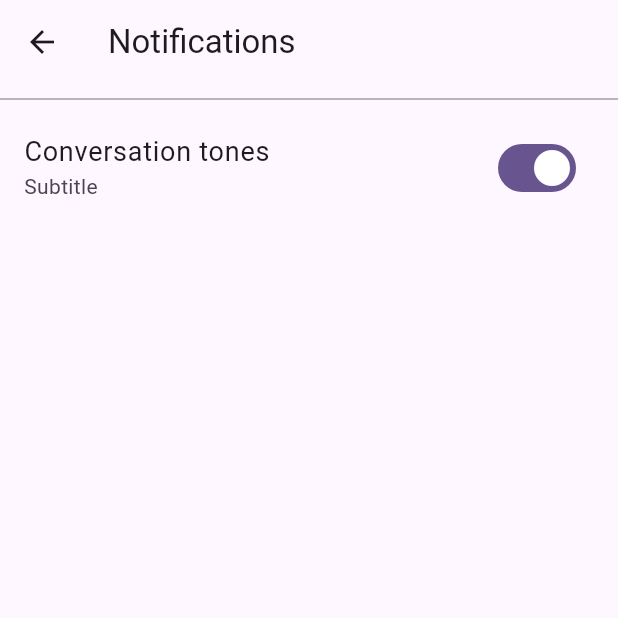
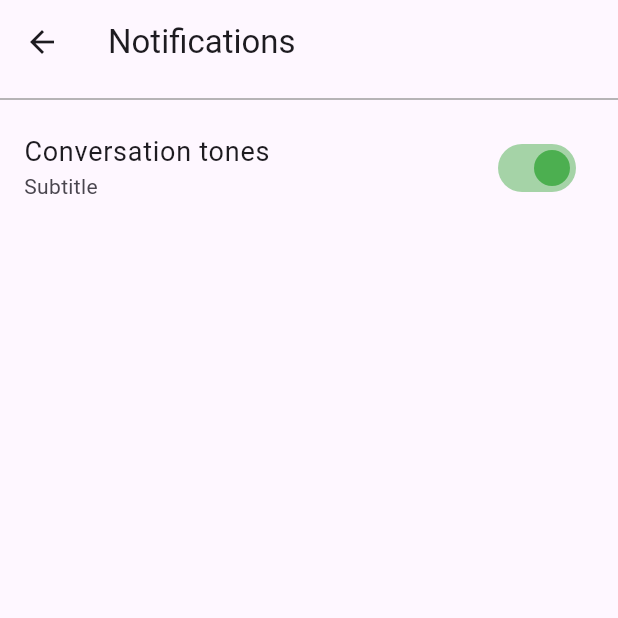
Before and after one commit to fdg2425/whatsapp_ui, a Flutter app: the NotificationsPage screen opened directly, on a phone screen of 412 x 824 dp, the top half of it. Run offline on Flutter 3.47's test engine with Material 3 defaults, Android fonts, the phone set to English and light mode, and no system bars.

Commit message:
Notifications page with switchlisttile

```diff
--- a/lib/notifications_page.dart
+++ b/lib/notifications_page.dart
@@ -8,7 +8,7 @@ class NotificationsPage extends StatefulWidget {
 }
 
 class _NotificationsPageState extends State<NotificationsPage> {
-bool switchvalue = true;
+  bool switchvalue = true;
 
   @override
   Widget build(BuildContext context) {
@@ -18,14 +18,18 @@ bool switchvalue = true;
           child: Column(
         children: [
           const Divider(height: 20, thickness: 1, color: Colors.grey),
-              ListTile(
-                title: const Text("Conversation tones", style:TextStyle(fontSize: 18)),
-                subtitle: const Text("Subtitle"),
-                trailing: Switch(value: switchvalue, onChanged: (value) {
-                  switchvalue = value;
-                },),
-              ),
-
+          SwitchListTile(
+            title: const Text("Conversation tones",
+                style: TextStyle(fontSize: 18)),
+            subtitle: const Text("Subtitle"),
+            activeColor: Colors.green,
+            value: switchvalue,
+            onChanged: (value) {
+              setState(() {
+                switchvalue = value;
+              });
+            },
+          ),
         ],
       )),
     );
```
